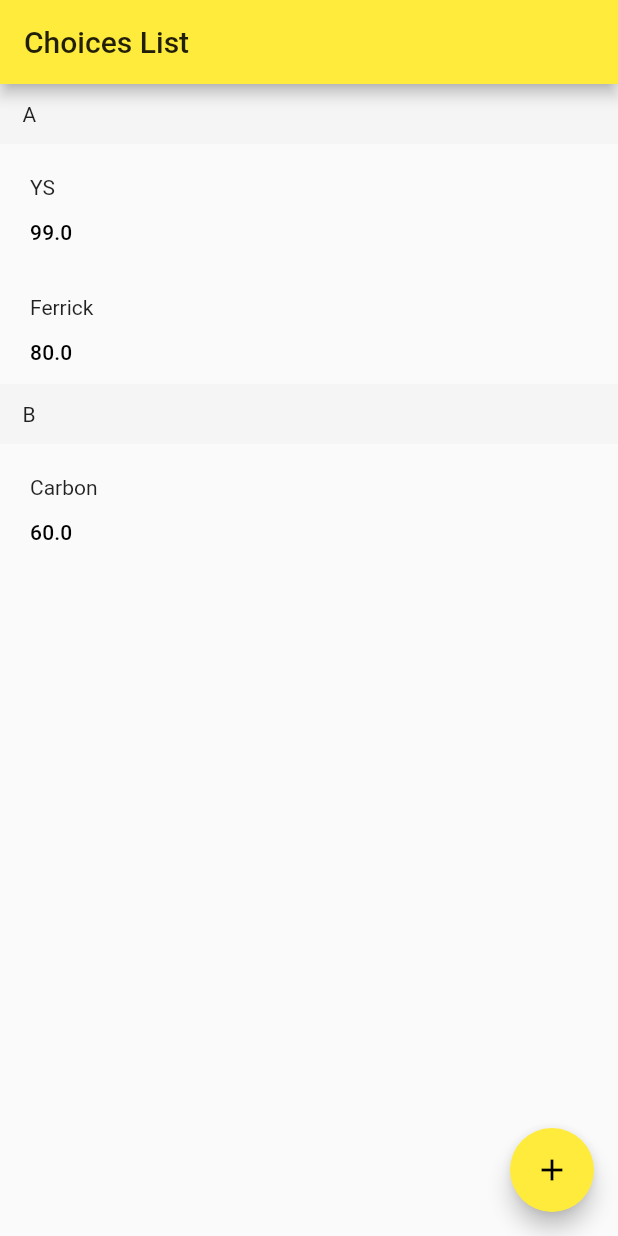
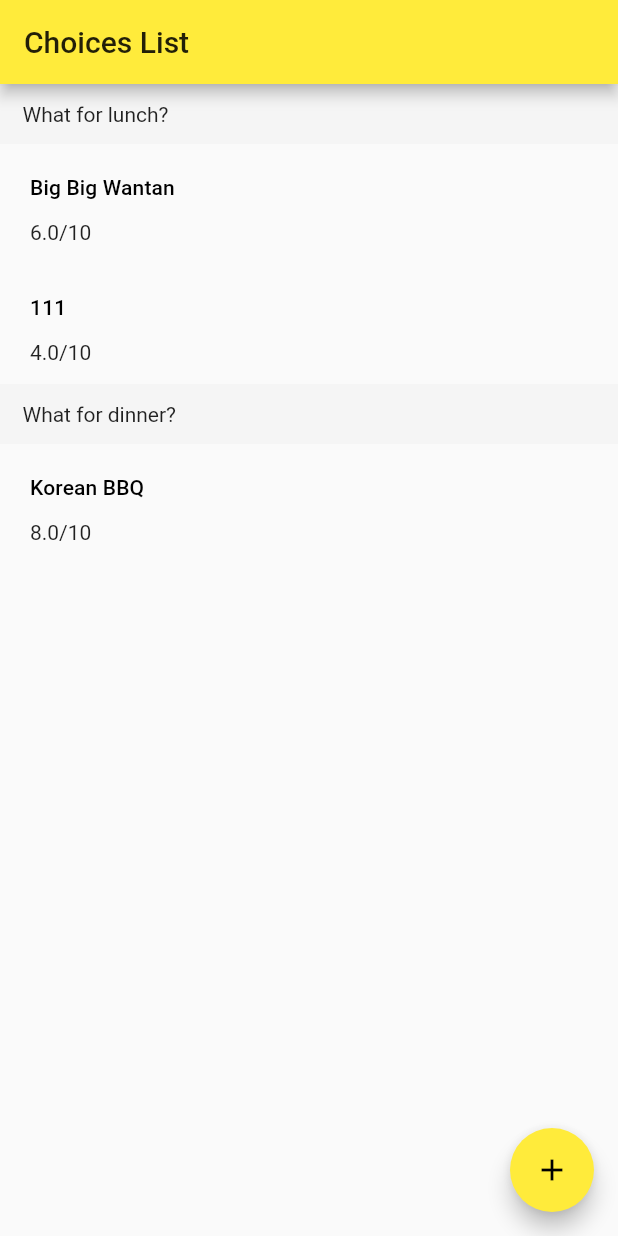
Before and after one commit to yshean/flutter-choice-maker, a Flutter app: the screen it shows after launch, on a phone screen of 412 x 824 dp. Run offline on Flutter 3.47's test engine with Material 2 defaults, Android fonts, the light colour scheme and no system bars; drawn by our look-alikes of flutter_slidable, sticky_headers; our stand-ins replace mobx; generated files the repository leaves out were written again.

Commit message:
Sort entries according to percentage

```diff
--- a/lib/ChoiceRowWidget.dart
+++ b/lib/ChoiceRowWidget.dart
@@ -21,7 +21,7 @@ class ChoiceRowWidget extends StatelessWidget {
               alignment: Alignment.centerLeft,
               child: Text(
                 choiceEntry.answer,
-                style: Theme.of(context).textTheme.body1,
+                style: Theme.of(context).textTheme.subtitle,
               ),
             ),
           ),
@@ -30,8 +30,8 @@ class ChoiceRowWidget extends StatelessWidget {
             child: Align(
               alignment: Alignment.centerLeft,
               child: Text(
-                choiceEntry.percentage.toString(),
-                style: Theme.of(context).textTheme.subtitle,
+                '${(choiceEntry.percentage / 10).toString()}/10',
+                style: Theme.of(context).textTheme.body1,
               ),
             ),
           ),
--- a/lib/ListScreen.dart
+++ b/lib/ListScreen.dart
@@ -17,6 +17,9 @@ class ListScreen extends StatelessWidget {
     // loop through categories
     // use contains() to check if item belongs to the category
     Set categories = new Set.from(entries.map((v) => v.category));
+
+    // Sort entries according to percentage
+    entries.sort((Choice a, Choice b) => b.percentage.compareTo(a.percentage));
 
     for (var cat in categories) {
       result[cat] = entries.where((entry) => (entry.category == cat));
--- a/lib/main.dart
+++ b/lib/main.dart
@@ -55,9 +55,15 @@ class MyHomePage extends StatelessWidget {
         // in the middle of the parent.
         child: ListScreen(
           entries: [
-            Choice(answer: "YS", percentage: 99.0, category: "A"),
-            Choice(answer: "Carbon", percentage: 60.0, category: "B"),
-            Choice(answer: "Ferrick", percentage: 80.0, category: "A"),
+            Choice(answer: "111", percentage: 40, category: "What for lunch?"),
+            Choice(
+                answer: "Big Big Wantan",
+                percentage: 60,
+                category: "What for lunch?"),
+            Choice(
+                answer: "Korean BBQ",
+                percentage: 80,
+                category: "What for dinner?"),
           ],
         ),
       ),
```
